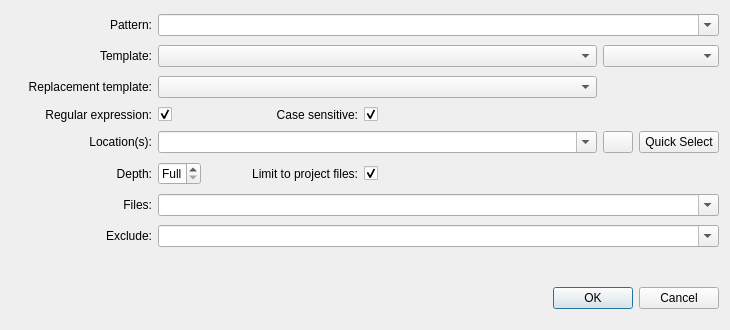
Old version of the form plugins/grepview/grepwidget.ui in the repository KDE/kdevelop.
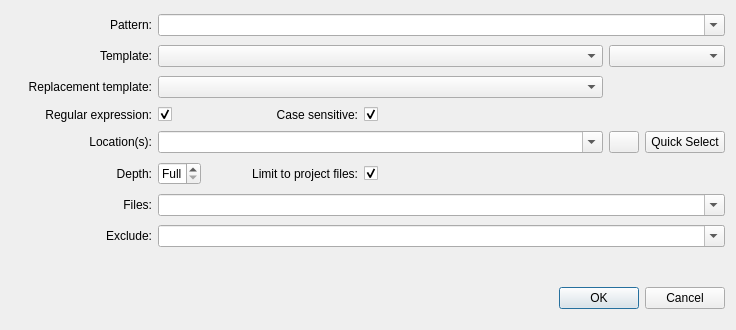
New version of the form. Custom widgets are drawn as their Qt base class.

Commit message:
Small UI fixes - remove useless "minimumSize" values
The patch cleans some ui files and removes useless "minimumSize" values. For some widgets this also fixes resize painting - if we set too small value for "minimumSize" and resize widget (dialog) to smaller value then some child items can be "cropped".

```diff
--- a/plugins/grepview/grepwidget.ui
+++ b/plugins/grepview/grepwidget.ui
@@ -16,12 +16,6 @@
     <verstretch>0</verstretch>
    </sizepolicy>
   </property>
-  <property name="minimumSize">
-   <size>
-    <width>730</width>
-    <height>0</height>
-   </size>
-  </property>
   <property name="maximumSize">
    <size>
     <width>16777215</width>
@@ -416,12 +410,6 @@
        <verstretch>0</verstretch>
       </sizepolicy>
      </property>
-     <property name="minimumSize">
-      <size>
-       <width>0</width>
-       <height>0</height>
-      </size>
-     </property>
      <property name="maximumSize">
       <size>
        <width>30</width>
```
The commit also changes 3 other files.
